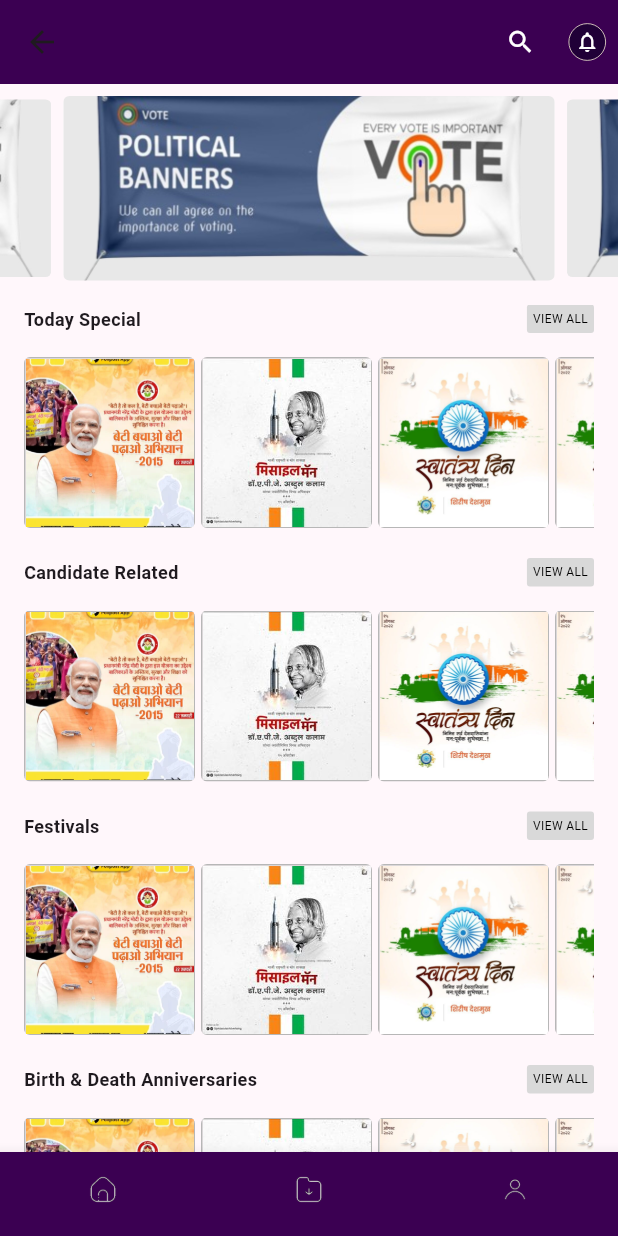
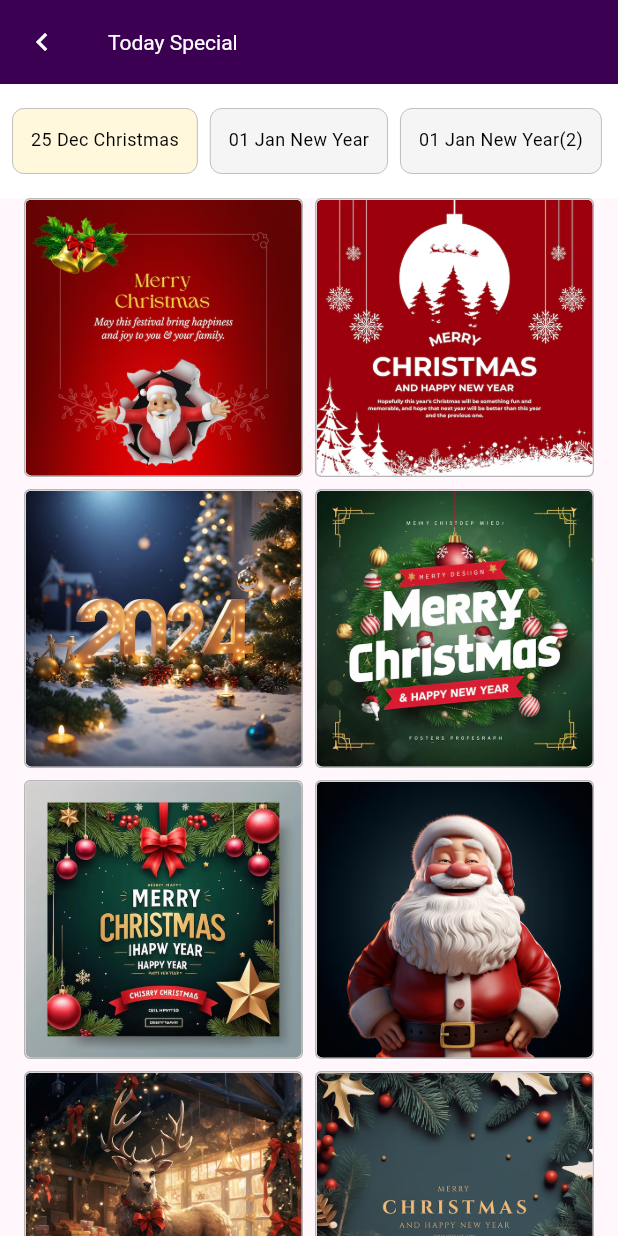
Before and after one commit to srideep-banerjee/fppollyposter, a Flutter app: the Dashboard screen opened directly, after a tap on "VIEW ALL", on a phone screen of 412 x 824 dp. Run offline on Flutter 3.47's test engine with Material 3 defaults, Android fonts, the phone set to English and light mode, and no system bars; drawn by our look-alikes of carousel_slider; our stand-ins replace flutter_native_splash, flutter_svg, pinput, shared_preferences; accounts and stored records are empty.

Commit message:
Added category display screen

```diff
--- a/lib/config/colors.dart
+++ b/lib/config/colors.dart
@@ -11,4 +11,6 @@
   static const Color dialogBorderColor = Color(0xffcfcfcf);
   static const Color viewAllButtonColor = Color(0xffd9d9d9);
   static const Color categoryHighlightBorderColor = Color(0xffb7b7b7);
+  static const Color unselectedEventColor = Color(0xfff5f5f5);
+  static const Color selectedEventColor = Color(0xfffff8dc);
 }
--- a/lib/features/category/data/category_list.dart
+++ b/lib/features/category/data/category_list.dart
@@ -2,7 +2,22 @@
 
 class CategoryList {
   static List<Category> getCategoryList() {
-    Map<String, List<String>> events = {};
+    List<String> items = [
+      "assets/images/category_p1.png",
+      "assets/images/category_p2.png",
+      "assets/images/category_p3.png",
+      "assets/images/category_p4.png",
+      "assets/images/category_p5.png",
+      "assets/images/category_p6.png",
+      "assets/images/category_p7.png",
+      "assets/images/category_p8.png",
+    ];
+    Map<String, List<String>> events = {
+      "25 Dec Christmas": items,
+      "01 Jan New Year": items,
+      "01 Jan New Year(2)": items,
+      "01 Jan New Year(3)": items,
+    };
     List<String> highlights = [
       "assets/images/category_hl1.png",
       "assets/images/category_hl2.png",
@@ -11,11 +26,11 @@
     ];
 
     return [
-      Category("Today Special", events, highlights),
-      Category("Candidate Related", events, highlights),
-      Category("Festivals", events, highlights),
-      Category("Birth & Death Anniversaries", events, highlights),
-      Category("Party Related", events, highlights),
+      Category("Today Special", events: events, highlights: highlights),
+      Category("Candidate Related", events: events, highlights: highlights),
+      Category("Festivals", events: events, highlights: highlights),
+      Category("Birth & Death Anniversaries", events: events, highlights: highlights),
+      Category("Party Related", events: events, highlights: highlights),
     ];
   }
 }
--- a/lib/features/category/domain/category.dart
+++ b/lib/features/category/domain/category.dart
@@ -1,7 +1,20 @@
 class Category {
   final String name;
+  final CategoryType type;
   final Map<String, List<String>> events;
   final List<String> highlights;
 
-  Category(this.name, this.events, this.highlights);
+  const Category(
+    this.name, {
+      required this.events,
+      required this.highlights,
+      this.type = CategoryType.poster
+    }
+  );
 }
+
+enum CategoryType {
+  poster,
+  story,
+  video,
+}
--- /dev/null
+++ b/lib/features/category/presentation/category_screen.dart
@@ -0,0 +1,109 @@
+import 'package:flutter/material.dart';
+import 'package:wass_project1/config/colors.dart';
+import 'package:wass_project1/features/category/domain/category.dart';
+import 'package:wass_project1/features/category/presentation/events.dart';
+
+class CategoryScreen extends StatefulWidget {
+  final Category _category;
+
+  const CategoryScreen(this._category, {super.key});
+
+  @override
+  State<CategoryScreen> createState() => _CategoryScreenState();
+}
+
+class _CategoryScreenState extends State<CategoryScreen> {
+
+  late Category category;
+  late EventSlectorController _controller;
+  late List<String> events;
+
+  @override
+  void initState() {
+    category = widget._category;
+    events = List.of(category.events.keys);
+    _controller = EventSlectorController();
+    super.initState();
+  }
+
+  @override
+  Widget build(BuildContext context) {
+
+    List<String> categoryItems = category.events[events[_controller.selectedEvent]]!;
+
+    return Scaffold(
+      appBar: AppBar(
+        backgroundColor: SharedColors.primary,
+        foregroundColor: Colors.white,
+        leading: IconButton(
+          icon: const Icon(
+            Icons.chevron_left,
+          ),
+          onPressed: () {
+            Navigator.of(context).pop();
+          },
+        ),
+        title: Text(
+          category.name,
+          style: const TextStyle(
+            fontSize: 14,
+            fontWeight: FontWeight.w400,
+          ),
+        ),
+      ),
+      body: SafeArea(
+        child: Column(
+          children: [
+            Container(
+              color: Colors.white,
+              padding: const EdgeInsets.symmetric(vertical: 16, horizontal: 8),
+              child: EventSelector(events),
+            ),
+            Expanded(
+              child: Padding(
+                padding: const EdgeInsets.symmetric(horizontal: 16.0),
+                child: GridView.builder(
+                  itemCount: categoryItems.length,
+                  gridDelegate: const SliverGridDelegateWithFixedCrossAxisCount(
+                    crossAxisCount: 2,
+                    crossAxisSpacing: 8,
+                    mainAxisSpacing: 8,
+                  ),
+                  itemBuilder: (_, ind)  {
+                    return CategoryItemDisplay(categoryItems[ind]);
+                  },
+                ),
+              ),
+            ),
+          ],
+        ),
+      ),
+    );
+  }
+}
+
+class CategoryItemDisplay extends StatelessWidget {
+  final String asset;
+
+  const CategoryItemDisplay(this.asset, {super.key});
+
+  @override
+  Widget build(BuildContext context) {
+    return Container(
+      decoration: BoxDecoration(
+        border: Border.all(
+          color: SharedColors.categoryHighlightBorderColor,
+        ),
+        borderRadius: BorderRadius.circular(4),
+      ),
+      child: ClipRRect(
+        borderRadius: BorderRadius.circular(4),
+        child: Image.asset(
+          asset,
+          width: 164,
+          height: 164,
+        ),
+      ),
+    );
+  }
+}
--- /dev/null
+++ b/lib/features/category/presentation/events.dart
@@ -0,0 +1,99 @@
+import 'package:flutter/material.dart';
+import 'package:wass_project1/config/colors.dart';
+
+class EventSelector extends StatefulWidget {
+  final List<String> events;
+  final EventSlectorController? controller;
+
+  const EventSelector(this.events, {super.key, this.controller});
+
+  @override
+  State<EventSelector> createState() => _EventSelectorState();
+}
+
+class _EventSelectorState extends State<EventSelector> {
+
+  late List<String> events;
+  late EventSlectorController controller;
+
+  @override
+  void initState() {
+    events = widget.events;
+    controller = widget.controller ?? EventSlectorController();
+    super.initState();
+  }
+
+  @override
+  Widget build(BuildContext context) {
+    return SizedBox(
+      height: 44,
+      child: ListView.separated(
+        itemCount: events.length,
+        scrollDirection: Axis.horizontal,
+        itemBuilder: (_, ind) {
+          return GestureDetector(
+            onTap:() {
+              setState(() {
+                controller.setSelectedEvent(ind);
+              });
+            },
+            child: EventDisplay(
+              events[ind],
+              selected: ind == controller.selectedEvent,
+            ),
+          );
+        },
+        separatorBuilder: (_, __) {
+          return const SizedBox(width: 8);
+        },
+      ),
+    );
+  }
+}
+
+class EventSlectorController {
+  int selectedEvent;
+  final int initialSelection;
+  final void Function(int event)? onSelectionChange;
+
+  EventSlectorController({this.initialSelection = 0, this.onSelectionChange}):
+    selectedEvent = initialSelection;
+
+  void setSelectedEvent(int event) {
+    selectedEvent = event;
+    if (onSelectionChange != null && event != selectedEvent) {
+      onSelectionChange!(event);
+    }
+  }
+}
+
+class EventDisplay extends StatelessWidget {
+
+  final String eventName;
+  final bool selected;
+
+  const EventDisplay(this.eventName, {super.key, this.selected = false});
+
+  @override
+  Widget build(BuildContext context) {
+    return Container(
+      padding: const EdgeInsets.all(12),
+      decoration: BoxDecoration(
+        color: selected ? SharedColors.selectedEventColor : SharedColors.unselectedEventColor,
+        border: Border.all(
+          color: SharedColors.categoryHighlightBorderColor,
+          width: 0.6
+        ),
+        borderRadius: BorderRadius.circular(8),
+      ),
+      child: Text(
+        eventName,
+        style: const TextStyle(
+          fontWeight: FontWeight.w400,
+          fontSize: 12,
+          color: Colors.black,
+        ),
+      ),
+    );
+  }
+}
--- a/lib/features/dashboard/home/presentation/category_highlight.dart
+++ b/lib/features/dashboard/home/presentation/category_highlight.dart
@@ -1,6 +1,7 @@
 import 'package:flutter/material.dart';
 import 'package:wass_project1/config/colors.dart';
 import 'package:wass_project1/features/category/domain/category.dart';
+import 'package:wass_project1/features/category/presentation/category_screen.dart';
 
 class CategoryHighlightDisplay extends StatelessWidget {
   final Category category;
@@ -29,7 +30,9 @@
                 ),
               ),
               GestureDetector(
-                onTap: viewAll,
+                onTap: () {
+                  viewAll(context);
+                },
                 child: Container(
                   decoration: BoxDecoration(
                     color: SharedColors.viewAllButtonColor,
@@ -83,7 +86,13 @@
     );
   }
 
-  void viewAll() {
-
+  void viewAll(BuildContext context) {
+    Navigator.of(context).push(
+      MaterialPageRoute(
+        builder: (_) {
+          return CategoryScreen(category);
+        },
+      ),
+    );
   }
 }
```
Also changed, not shown: assets/images/category_p1.png (added), assets/images/category_p2.png (added), assets/images/category_p3.png (added), assets/images/category_p4.png (added), assets/images/category_p5.png (added), assets/images/category_p6.png (added), assets/images/category_p7.png (added), assets/images/category_p8.png (added).
